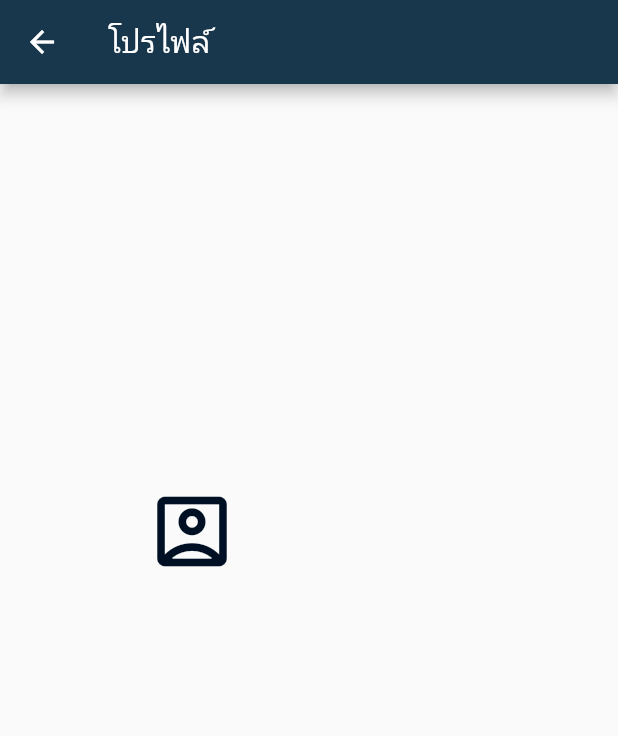
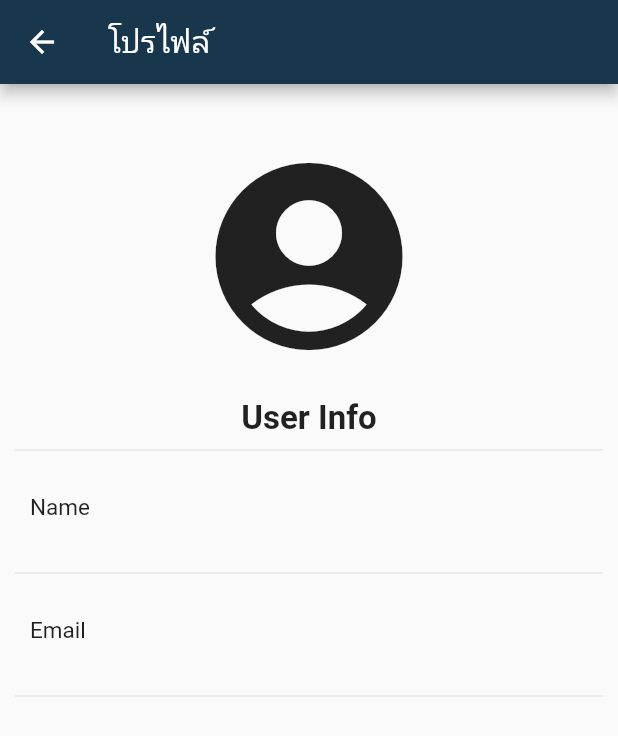
Before and after one commit to nicecs15/ITravel, a Flutter app: the Profile screen opened by its route, on a phone screen of 412 x 824 dp. Shown: the top 736 px of the screen. Run offline on Flutter 3.47's test engine with Material 2 defaults, Android fonts, the phone set to English and light mode, and no system bars; our stand-ins replace cloud_firestore, firebase_auth, firebase_core, firebase_storage, image_picker, rating_dialog and 1 more; missing offline and left inert: simple_star_rating; accounts and stored records are empty.

Commit message:
ฺBeginning

```diff
--- /dev/null
+++ b/lib/convert.dart
@@ -0,0 +1 @@
+// TODO Implement this library.
--- a/lib/router.dart
+++ b/lib/router.dart
@@ -1,4 +1,5 @@
 import 'package:flutter/material.dart';
+import 'package:myapp1/anonymous.dart/favorliteany.dart';
 import 'package:myapp1/model/addlist_central.dart';
 import 'package:myapp1/model/addlist_isan.dart';
 import 'package:myapp1/model/addlist_north.dart';
--- a/lib/widget/detail.dart
+++ b/lib/widget/detail.dart
@@ -2,7 +2,6 @@ import 'package:cloud_firestore/cloud_firestore.dart';
 import 'package:firebase_auth/firebase_auth.dart';
 import 'package:flutter/material.dart';
 import 'package:myapp1/model/addreview_north.dart';
-import 'package:myapp1/utility/StickyLabel.dart';
 import 'package:myapp1/utility/my_style.dart';
 import 'package:myapp1/widget/northreview.dart';
 import 'package:myapp1/widget/reviewUI.dart';
--- a/lib/widget/profile.dart
+++ b/lib/widget/profile.dart
@@ -38,21 +38,37 @@ class _ProfileState extends State<Profile> {
         backgroundColor: MyStyle().primaryColor,
         title: const Text('โปรไฟล์'),
       ),
-        body: Center(
-          child: Container(
-            width: 250,
-            height: 250,
-            child: ListTile(
-              leading: Icon(
-                Icons.account_box_outlined,
-                size: 62,
-                color: MyStyle().darkColor,
+      body: Container(
+        width: double.infinity,
+        margin: EdgeInsets.fromLTRB(10.0, 40.0, 10.0, 0.0),
+        child: Column(
+          //mainAxisAlignment: MainAxisAlignment.spaceEvenly,
+          crossAxisAlignment: CrossAxisAlignment.center,
+          children: <Widget>[
+            Icon(Icons.account_circle, size: 150.0),
+            SizedBox(height: 20.0),
+            Text('User Info',
+                style: TextStyle(fontSize: 22.0, fontWeight: FontWeight.bold)),
+            Divider(),
+            ListTile(
+              leading: Text('Name', style: TextStyle(fontSize: 15.0)),
+              trailing: Text(displayName == null ? 'user' : displayName!,
+                  style: TextStyle(fontSize: 15.0)),
+              contentPadding:
+                  EdgeInsets.symmetric(horizontal: 10.0, vertical: 5.0),
             ),
-              title: MyStyle()
-                  .titleH2(displayName == null ? 'User ' : displayName!),
-              subtitle: Text(email == null ? 'user email ' : email!),
+            Divider(),
+            ListTile(
+              leading: Text('Email', style: TextStyle(fontSize: 15.0)),
+              trailing: Text(email == null ? 'email' : email!,
+                  style: TextStyle(fontSize: 15.0)),
+              contentPadding:
+                  EdgeInsets.symmetric(horizontal: 10.0, vertical: 5.0),
+            ),
+            Divider(),
+          ],
         ),
       ),
-        ));
+    );
   }
 }
--- a/pubspec.yaml
+++ b/pubspec.yaml
@@ -42,6 +42,7 @@ dependencies:
   provider: ^6.0.3
   rating_dialog: ^2.0.4
   simple_star_rating: ^0.0.3
+  rflutter_alert: ^2.0.4
 
 dev_dependencies:
   flutter_test:
```
Also changed, not shown: lib/anonymous.dart/favorliteany.dart (added, +67 -0 lines), lib/anonymous.dart/serviceany.dart (added, +146 -0 lines), lib/api/api_model.dart (added, +19 -0 lines), lib/model/addreview_north.dart (+34 -7 lines), lib/widget/authen.dart (+6 -3 lines), lib/widget/detailfav.dart (added, +23 -0 lines), lib/widget/like_list.dart (+7 -3 lines), lib/utility/StickyLabel.dart (deleted), pubspec.lock. Lines whose indentation alone changed are shown as unchanged.
